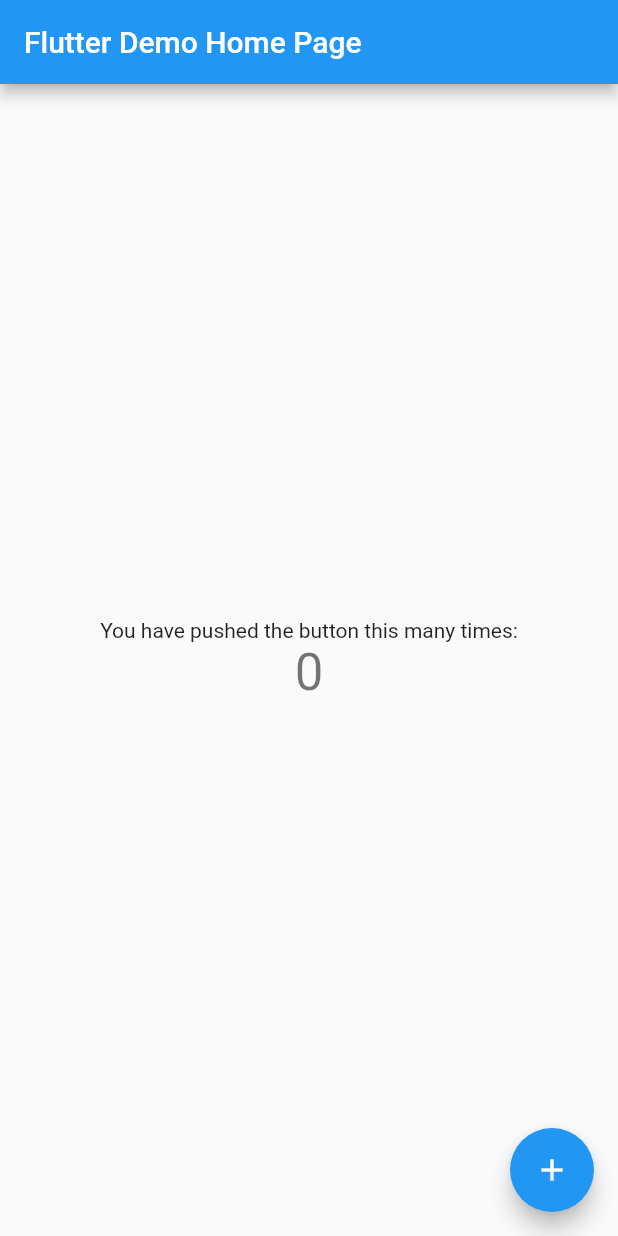
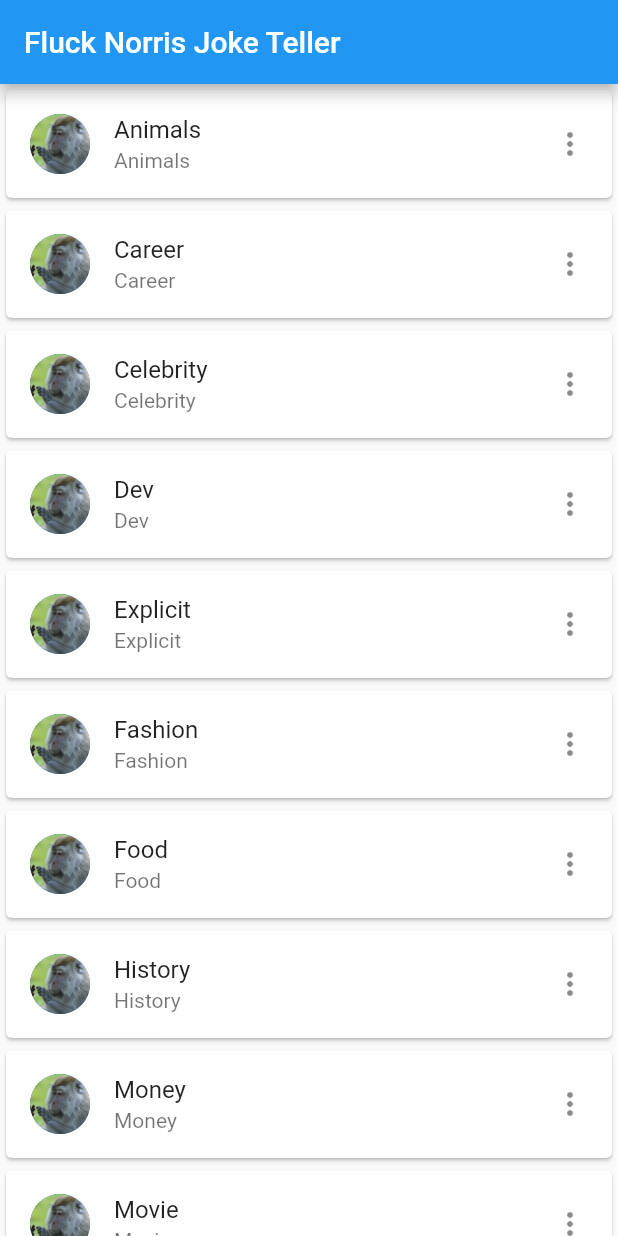
Before and after one commit to rodrigobastosv/flucknorris, a Flutter app: the screen it shows after launch, on a phone screen of 412 x 824 dp. Run offline on Flutter 3.47's test engine with Material 2 defaults, Android fonts, the phone set to English and light mode, and no system bars.

Commit message:
First draft with minimum inicial setup

```diff
--- /dev/null
+++ b/lib/joke-flavor-card.dart
@@ -0,0 +1,26 @@
+import 'package:flutter/material.dart';
+
+class JokeFlavorCard extends StatelessWidget {
+  final String _flavor;
+  final String _imagePath;
+
+  const JokeFlavorCard(this._flavor, this._imagePath);
+
+  @override
+  Widget build(BuildContext context) {
+    print(_flavor);
+    print(_imagePath);
+    return Card(
+        child: ListTile(
+          onTap: () {
+            print('teste');
+          },
+      leading: CircleAvatar(
+        backgroundImage: AssetImage('assets/animals.webp'),
+      ),
+      title: Text(_flavor),
+      subtitle: Text(_flavor),
+      trailing: Icon(Icons.more_vert),
+    ));
+  }
+}
--- a/lib/main.dart
+++ b/lib/main.dart
@@ -1,111 +1,46 @@
 import 'package:flutter/material.dart';
+
+import './joke-flavor-card.dart';
 
 void main() => runApp(MyApp());
 
 class MyApp extends StatelessWidget {
-  // This widget is the root of your application.
   @override
   Widget build(BuildContext context) {
     return MaterialApp(
-      title: 'Flutter Demo',
       theme: ThemeData(
-        // This is the theme of your application.
-        //
-        // Try running your application with "flutter run". You'll see the
-        // application has a blue toolbar. Then, without quitting the app, try
-        // changing the primarySwatch below to Colors.green and then invoke
-        // "hot reload" (press "r" in the console where you ran "flutter run",
-        // or simply save your changes to "hot reload" in a Flutter IDE).
-        // Notice that the counter didn't reset back to zero; the application
-        // is not restarted.
         primarySwatch: Colors.blue,
       ),
-      home: MyHomePage(title: 'Flutter Demo Home Page'),
+      home: MyHomePage(),
     );
   }
 }
 
-class MyHomePage extends StatefulWidget {
-  MyHomePage({Key key, this.title}) : super(key: key);
-
-  // This widget is the home page of your application. It is stateful, meaning
-  // that it has a State object (defined below) that contains fields that affect
-  // how it looks.
-
-  // This class is the configuration for the state. It holds the values (in this
-  // case the title) provided by the parent (in this case the App widget) and
-  // used by the build method of the State. Fields in a Widget subclass are
-  // always marked "final".
-
-  final String title;
-
-  @override
-  _MyHomePageState createState() => _MyHomePageState();
-}
-
-class _MyHomePageState extends State<MyHomePage> {
-  int _counter = 0;
-
-  void _incrementCounter() {
-    setState(() {
-      // This call to setState tells the Flutter framework that something has
-      // changed in this State, which causes it to rerun the build method below
-      // so that the display can reflect the updated values. If we changed
-      // _counter without calling setState(), then the build method would not be
-      // called again, and so nothing would appear to happen.
-      _counter++;
-    });
-  }
-
+class MyHomePage extends StatelessWidget {
   @override
   Widget build(BuildContext context) {
-    // This method is rerun every time setState is called, for instance as done
-    // by the _incrementCounter method above.
-    //
-    // The Flutter framework has been optimized to make rerunning build methods
-    // fast, so that you can just rebuild anything that needs updating rather
-    // than having to individually change instances of widgets.
     return Scaffold(
       appBar: AppBar(
-        // Here we take the value from the MyHomePage object that was created by
-        // the App.build method, and use it to set our appbar title.
-        title: Text(widget.title),
+        title: Text('Fluck Norris Joke Teller'),
       ),
-      body: Center(
-        // Center is a layout widget. It takes a single child and positions it
-        // in the middle of the parent.
-        child: Column(
-          // Column is also layout widget. It takes a list of children and
-          // arranges them vertically. By default, it sizes itself to fit its
-          // children horizontally, and tries to be as tall as its parent.
-          //
-          // Invoke "debug painting" (press "p" in the console, choose the
-          // "Toggle Debug Paint" action from the Flutter Inspector in Android
-          // Studio, or the "Toggle Debug Paint" command in Visual Studio Code)
-          // to see the wireframe for each widget.
-          //
-          // Column has various properties to control how it sizes itself and
-          // how it positions its children. Here we use mainAxisAlignment to
-          // center the children vertically; the main axis here is the vertical
-          // axis because Columns are vertical (the cross axis would be
-          // horizontal).
-          mainAxisAlignment: MainAxisAlignment.center,
-          children: <Widget>[
-            Text(
-              'You have pushed the button this many times:',
-            ),
-            Text(
-              '$_counter',
-              style: Theme.of(context).textTheme.display1,
-            ),
-          ],
-        ),
-      ),
-      floatingActionButton: FloatingActionButton(
-        onPressed: _incrementCounter,
-        tooltip: 'Increment',
-        child: Icon(Icons.add),
-      ), // This trailing comma makes auto-formatting nicer for build methods.
+      body: ListView(children: const <Widget>[
+        JokeFlavorCard('Animals', 'b'),
+        JokeFlavorCard('Career', 'b'),
+        JokeFlavorCard('Celebrity', 'b'),
+        JokeFlavorCard('Dev', 'b'),
+        JokeFlavorCard('Explicit', 'b'),
+        JokeFlavorCard('Fashion', 'b'),
+        JokeFlavorCard('Food', 'b'),
+        JokeFlavorCard('History', 'b'),
+        JokeFlavorCard('Money', 'b'),
+        JokeFlavorCard('Movie', 'b'),
+        JokeFlavorCard('Music', 'b'),
+        JokeFlavorCard('Political', 'b'),
+        JokeFlavorCard('Religion', 'b'),
+        JokeFlavorCard('Science', 'b'),
+        JokeFlavorCard('Sport', 'b'),
+        JokeFlavorCard('Travel', 'b'),
+      ]),
     );
   }
 }
--- a/pubspec.yaml
+++ b/pubspec.yaml
@@ -44,6 +44,8 @@ flutter:
   # assets:
   #  - images/a_dot_burr.jpeg
   #  - images/a_dot_ham.jpeg
+  assets:
+    - assets/
 
   # An image asset can refer to one or more resolution-specific "variants", see
   # https://flutter.dev/assets-and-images/#resolution-aware.
```
Also changed, not shown: assets/animals.webp (added).
